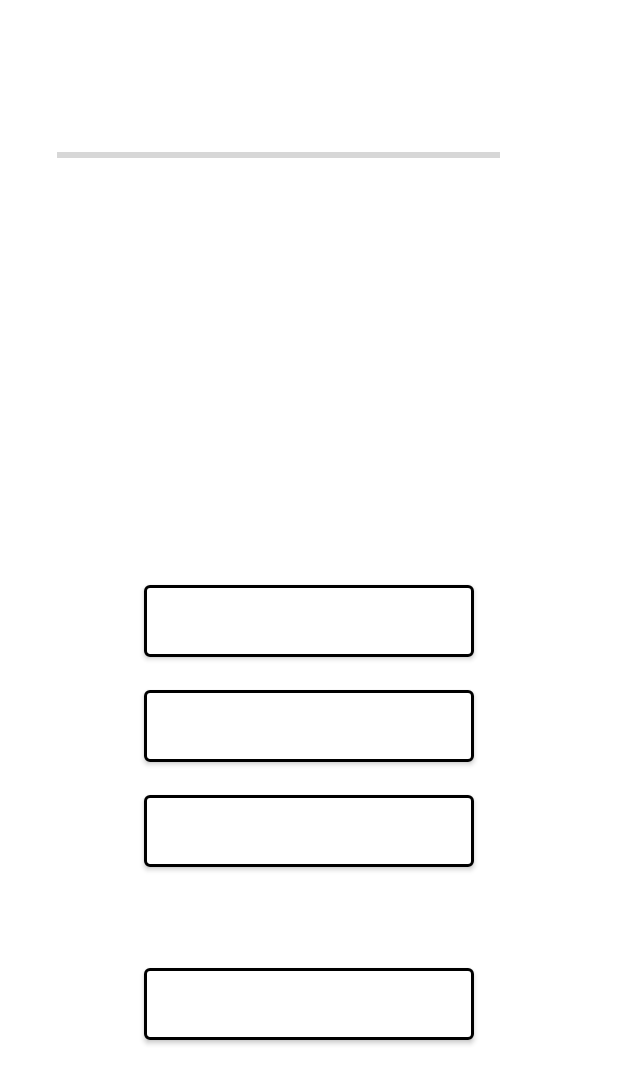
After one commit to jasonandrea/SIT305-Task3.1P, an Android app: the layout activity_question.xml on its own in the app's theme, with its tools: preview values and no code run, on a phone screen of 412 x 824 dp. The commit adds this screen. Shown: the top 1084 px of the screen. Run offline under Robolectric (Android 15) with nearby library versions, the phone set to English and light mode, and no system bars.

Commit message:
- Edited layout constraints, activity background, TextView color - Added welcome user text in QuestionActivity that shows the username

```diff
--- a/app/src/main/AndroidManifest.xml
+++ b/app/src/main/AndroidManifest.xml
@@ -9,6 +9,7 @@
         android:roundIcon="@mipmap/ic_launcher_round"
         android:supportsRtl="true"
         android:theme="@style/Theme.QuizApp">
+        <activity android:name=".QuestionActivity"></activity>
         <activity android:name=".MainActivity">
             <intent-filter>
                 <action android:name="android.intent.action.MAIN" />
--- /dev/null
+++ b/app/src/main/res/layout/activity_question.xml
@@ -0,0 +1,114 @@
+<?xml version="1.0" encoding="utf-8"?>
+<androidx.constraintlayout.widget.ConstraintLayout xmlns:android="http://schemas.android.com/apk/res/android"
+    xmlns:app="http://schemas.android.com/apk/res-auto"
+    xmlns:tools="http://schemas.android.com/tools"
+    android:layout_width="match_parent"
+    android:layout_height="match_parent"
+    android:background="#FFFFFF"
+    tools:context=".QuestionActivity">
+
+    <TextView
+        android:id="@+id/welcomeUserTextView"
+        android:layout_width="212dp"
+        android:layout_height="42dp"
+        android:layout_marginTop="28dp"
+        android:gravity="center"
+        android:textColor="#000000"
+        app:layout_constraintEnd_toEndOf="parent"
+        app:layout_constraintStart_toStartOf="parent"
+        app:layout_constraintTop_toTopOf="parent" />
+
+    <TextView
+        android:id="@+id/questionProgressText"
+        android:layout_width="wrap_content"
+        android:layout_height="wrap_content"
+        android:layout_marginStart="16dp"
+        android:layout_marginTop="94dp"
+        android:textColor="#000000"
+        app:layout_constraintStart_toStartOf="parent"
+        app:layout_constraintTop_toTopOf="parent" />
+
+    <ProgressBar
+        android:id="@+id/questionProgressBar"
+        style="?android:attr/progressBarStyleHorizontal"
+        android:layout_width="295dp"
+        android:layout_height="20dp"
+        android:layout_marginStart="22dp"
+        android:layout_marginTop="23dp"
+        app:layout_constraintStart_toEndOf="@+id/questionProgressText"
+        app:layout_constraintTop_toBottomOf="@+id/welcomeUserTextView" />
+
+    <TextView
+        android:id="@+id/questionTitleText"
+        android:layout_width="wrap_content"
+        android:layout_height="wrap_content"
+        android:layout_marginStart="27dp"
+        android:layout_marginTop="75dp"
+        android:textColor="#000000"
+        android:textStyle="bold"
+        app:layout_constraintStart_toStartOf="parent"
+        app:layout_constraintTop_toBottomOf="@+id/questionProgressText" />
+
+    <TextView
+        android:id="@+id/questionDescText"
+        android:layout_width="360dp"
+        android:layout_height="124dp"
+        android:layout_marginTop="20dp"
+        android:textColor="#000000"
+        app:layout_constraintEnd_toEndOf="parent"
+        app:layout_constraintStart_toStartOf="parent"
+        app:layout_constraintTop_toBottomOf="@+id/questionTitleText" />
+
+    <Button
+        android:id="@+id/answerButton1"
+        android:layout_width="220dp"
+        android:layout_height="60dp"
+        android:layout_marginTop="32dp"
+        android:backgroundTint="#FFFFFF"
+        android:textColor="#000000"
+        app:layout_constraintEnd_toEndOf="parent"
+        app:layout_constraintStart_toStartOf="parent"
+        app:layout_constraintTop_toBottomOf="@+id/questionDescText"
+        app:strokeColor="#000000"
+        app:strokeWidth="2dp" />
+
+    <Button
+        android:id="@+id/answerButton2"
+        android:layout_width="220dp"
+        android:layout_height="60dp"
+        android:layout_marginTop="10dp"
+        android:backgroundTint="#FFFFFF"
+        android:textColor="#000000"
+        app:layout_constraintEnd_toEndOf="parent"
+        app:layout_constraintStart_toStartOf="parent"
+        app:layout_constraintTop_toBottomOf="@+id/answerButton1"
+        app:strokeColor="#000000"
+        app:strokeWidth="2dp" />
+
+    <Button
+        android:id="@+id/answerButton3"
+        android:layout_width="220dp"
+        android:layout_height="60dp"
+        android:layout_marginTop="10dp"
+        android:backgroundTint="#FFFFFF"
+        android:textColor="#000000"
+        app:layout_constraintEnd_toEndOf="parent"
+        app:layout_constraintStart_toStartOf="parent"
+        app:layout_constraintTop_toBottomOf="@+id/answerButton2"
+        app:strokeColor="#000000"
+        app:strokeWidth="2dp" />
+
+    <Button
+        android:id="@+id/submitNextButton"
+        android:layout_width="220dp"
+        android:layout_height="60dp"
+        android:layout_marginTop="55dp"
+        android:backgroundTint="#FFFFFF"
+        android:textColor="#000000"
+        app:layout_constraintEnd_toEndOf="parent"
+        app:layout_constraintStart_toStartOf="parent"
+        app:layout_constraintTop_toBottomOf="@+id/answerButton3"
+        app:strokeColor="#000000"
+        app:strokeWidth="2dp" />
+
+</androidx.constraintlayout.widget.ConstraintLayout>
--- a/app/src/main/res/values/strings.xml
+++ b/app/src/main/res/values/strings.xml
@@ -1,3 +1,8 @@
 <resources>
     <string name="app_name">QuizApp</string>
+    <string name="appTitleText">SIT305 Quiz App</string>
+    <string name="enterNameText">Enter your name:</string>
+    <string name="startQuizText">START</string>
+    <string name="welcomeText">Welcome</string>
+    <string name="usernameHint">Name</string>
 </resources>
--- a/build.gradle
+++ b/build.gradle
@@ -5,7 +5,7 @@ buildscript {
         jcenter()
     }
     dependencies {
-        classpath "com.android.tools.build:gradle:4.1.2"
+        classpath 'com.android.tools.build:gradle:4.1.3'
 
         // NOTE: Do not place your application dependencies here; they belong
         // in the individual module build.gradle files
```
Also changed, not shown: app/src/main/java/com/example/quizapp/MainActivity.java (+16 -0 lines), app/src/main/java/com/example/quizapp/QuestionActivity.java (added, +31 -0 lines), app/src/main/res/layout/activity_main.xml (+50 -4 lines).
